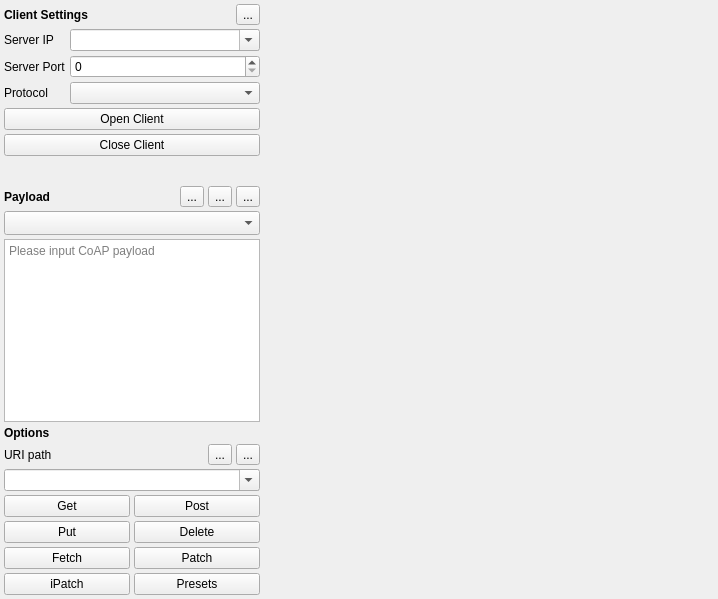
First picture: the form in src/x/coap/coapclientui.ui, repository x-tools-author/x-tools, before the edit.
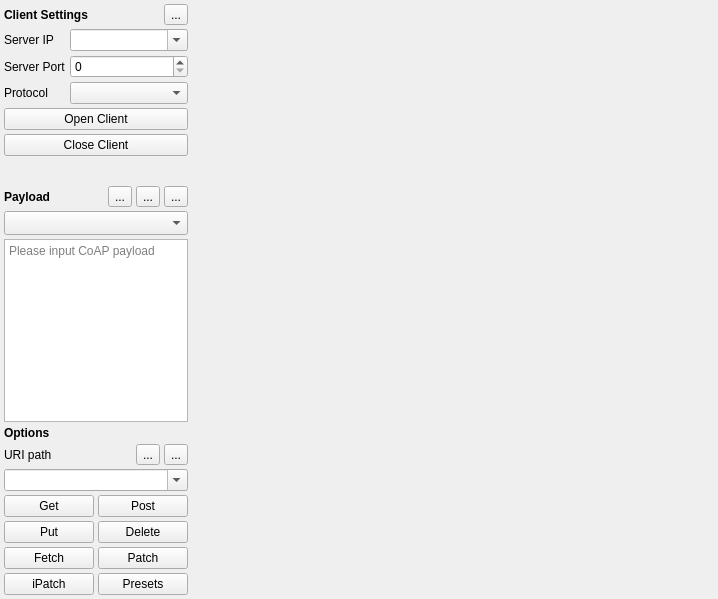
Second picture: the form after the edit.

Patch:
```diff
--- a/src/x/coap/coapclientui.ui
+++ b/src/x/coap/coapclientui.ui
@@ -227,7 +227,7 @@
      <item row="3" column="0" colspan="2">
       <widget class="QTextEdit" name="textEditPayload">
        <property name="sizePolicy">
-        <sizepolicy hsizetype="Preferred" vsizetype="Expanding">
+        <sizepolicy hsizetype="Ignored" vsizetype="Expanding">
          <horstretch>0</horstretch>
          <verstretch>0</verstretch>
         </sizepolicy>
```
